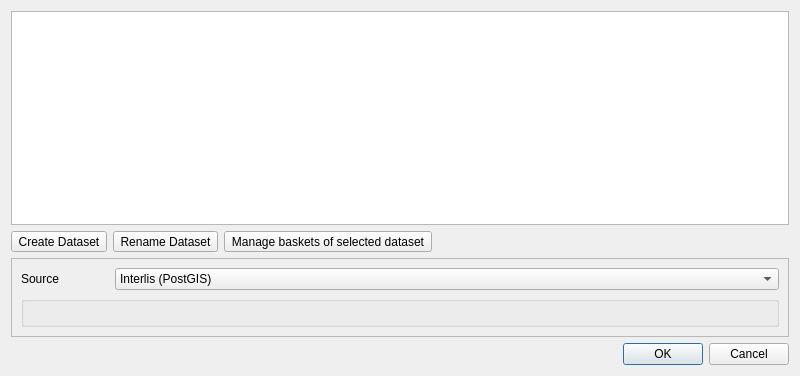
The window that QgisModelBaker/ui/dataset_manager.ui (opengisch/QgisModelBaker) describes before a commit, drawn with Qt 5.
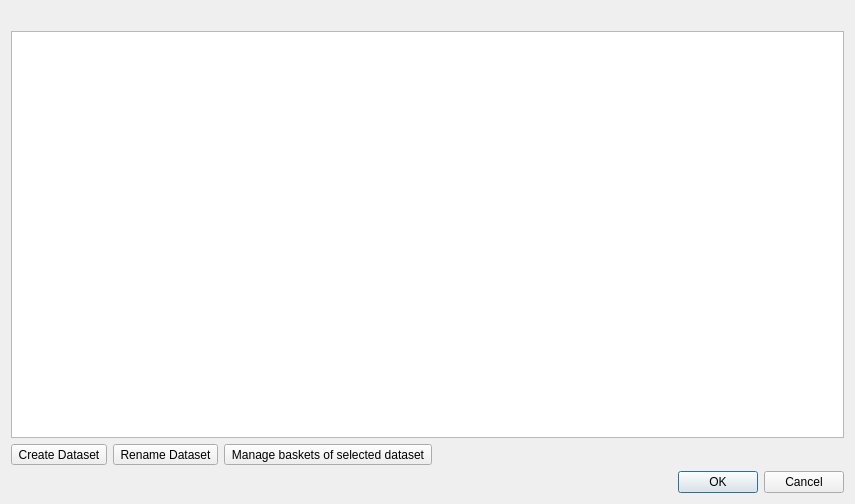
The same window after the commit.

Commit message: Detect data source according to the active layer (or the first found in the current project) and if not available then take the last used connection. The datasource configuration is removed from the Dataset Manager

What changed in the file:
```diff
--- a/QgisModelBaker/ui/dataset_manager.ui
+++ b/QgisModelBaker/ui/dataset_manager.ui
@@ -6,46 +6,50 @@
    <rect>
     <x>0</x>
     <y>0</y>
-    <width>800</width>
-    <height>376</height>
+    <width>855</width>
+    <height>504</height>
    </rect>
   </property>
   <property name="windowTitle">
    <string>Dataset Manager</string>
   </property>
-  <layout class="QGridLayout" name="gridLayout">
+  <layout class="QGridLayout" name="gridLayout_3">
    <item row="0" column="0">
-    <layout class="QGridLayout" name="gridLayout_3">
-     <item row="0" column="0">
+    <layout class="QVBoxLayout" name="verticalLayout">
+     <item>
+      <layout class="QVBoxLayout" name="info_layout">
+       <item>
+        <widget class="QLabel" name="info_label">
+         <property name="text">
+          <string/>
+         </property>
+         <property name="wordWrap">
+          <bool>true</bool>
+         </property>
+        </widget>
+       </item>
+      </layout>
+     </item>
+     <item>
       <widget class="QTableView" name="dataset_tableview"/>
      </item>
-     <item row="1" column="0">
-      <layout class="QGridLayout" name="gridLayout_4">
-       <item row="0" column="0">
-        <widget class="QToolButton" name="add_button">
-         <property name="text">
-          <string>Create Dataset</string>
-         </property>
-        </widget>
-       </item>
-       <item row="0" column="1">
+     <item>
+      <layout class="QGridLayout" name="button_layout">
+       <item row="1" column="1">
         <widget class="QToolButton" name="edit_button">
          <property name="text">
           <string>Rename Dataset</string>
          </property>
         </widget>
        </item>
-       <item row="0" column="2">
-        <widget class="QToolButton" name="basket_manager_button">
-         <property name="toolTip">
-          <string>&lt;html&gt;&lt;head/&gt;&lt;body&gt;&lt;p&gt;To create a &lt;span style=&quot; font-weight:600;&quot;&gt;basket&lt;/span&gt; per &lt;span style=&quot; font-weight:600;&quot;&gt;topic&lt;/span&gt; and &lt;span style=&quot; font-weight:600;&quot;&gt;dataset &lt;/span&gt;in the &lt;span style=&quot; font-style:italic;&quot;&gt;t_ili2db_basket&lt;/span&gt; table or not.&lt;/p&gt;&lt;p&gt;While a dataset is just an entry in the &lt;span style=&quot; font-style:italic;&quot;&gt;t_ili2db_dataset&lt;/span&gt; table, there must be baskets for each entry that can be selected. Usually there exists only one basket per topic and dataset.&lt;/p&gt;&lt;/body&gt;&lt;/html&gt;</string>
-         </property>
+       <item row="1" column="0">
+        <widget class="QToolButton" name="add_button">
          <property name="text">
-          <string>Manage baskets of selected dataset</string>
+          <string>Create Dataset</string>
          </property>
         </widget>
        </item>
-       <item row="0" column="3">
+       <item row="1" column="3">
         <spacer name="horizontalSpacer">
          <property name="orientation">
           <enum>Qt::Horizontal</enum>
@@ -58,74 +62,21 @@
          </property>
         </spacer>
        </item>
+       <item row="1" column="2">
+        <widget class="QToolButton" name="basket_manager_button">
+         <property name="toolTip">
+          <string>&lt;html&gt;&lt;head/&gt;&lt;body&gt;&lt;p&gt;To create a &lt;span style=&quot; font-weight:600;&quot;&gt;basket&lt;/span&gt; per &lt;span style=&quot; font-weight:600;&quot;&gt;topic&lt;/span&gt; and &lt;span style=&quot; font-weight:600;&quot;&gt;dataset &lt;/span&gt;in the &lt;span style=&quot; font-style:italic;&quot;&gt;t_ili2db_basket&lt;/span&gt; table or not.&lt;/p&gt;&lt;p&gt;While a dataset is just an entry in the &lt;span style=&quot; font-style:italic;&quot;&gt;t_ili2db_dataset&lt;/span&gt; table, there must be baskets for each entry that can be selected. Usually there exists only one basket per topic and dataset.&lt;/p&gt;&lt;/body&gt;&lt;/html&gt;</string>
+         </property>
+         <property name="text">
+          <string>Manage baskets of selected dataset</string>
+         </property>
+        </widget>
+       </item>
       </layout>
      </item>
     </layout>
    </item>
    <item row="1" column="0">
-    <widget class="QFrame" name="db_frame">
-     <property name="frameShape">
-      <enum>QFrame::StyledPanel</enum>
-     </property>
-     <property name="frameShadow">
-      <enum>QFrame::Raised</enum>
-     </property>
-     <layout class="QGridLayout" name="gridLayout_2">
-      <item row="0" column="1">
-       <widget class="QComboBox" name="type_combo_box">
-        <item>
-         <property name="text">
-          <string>Interlis (PostGIS)</string>
-         </property>
-        </item>
-        <item>
-         <property name="text">
-          <string>Interlis (GeoPackage)</string>
-         </property>
-        </item>
-        <item>
-         <property name="text">
-          <string>PostGIS</string>
-         </property>
-        </item>
-        <item>
-         <property name="text">
-          <string>GeoPackage</string>
-         </property>
-        </item>
-       </widget>
-      </item>
-      <item row="1" column="0" colspan="2">
-       <widget class="QGroupBox" name="db_wrapper_group_box">
-        <property name="title">
-         <string/>
-        </property>
-        <layout class="QVBoxLayout" name="db_layout"/>
-       </widget>
-      </item>
-      <item row="0" column="0">
-       <widget class="QLabel" name="label_10">
-        <property name="sizePolicy">
-         <sizepolicy hsizetype="Preferred" vsizetype="Preferred">
-          <horstretch>0</horstretch>
-          <verstretch>0</verstretch>
-         </sizepolicy>
-        </property>
-        <property name="maximumSize">
-         <size>
-          <width>88</width>
-          <height>16777215</height>
-         </size>
-        </property>
-        <property name="text">
-         <string>Source</string>
-        </property>
-       </widget>
-      </item>
-     </layout>
-    </widget>
-   </item>
-   <item row="2" column="0">
     <widget class="QDialogButtonBox" name="buttonBox">
      <property name="standardButtons">
       <set>QDialogButtonBox::Cancel|QDialogButtonBox::Ok</set>
```
The commit also changes 1 other file.
